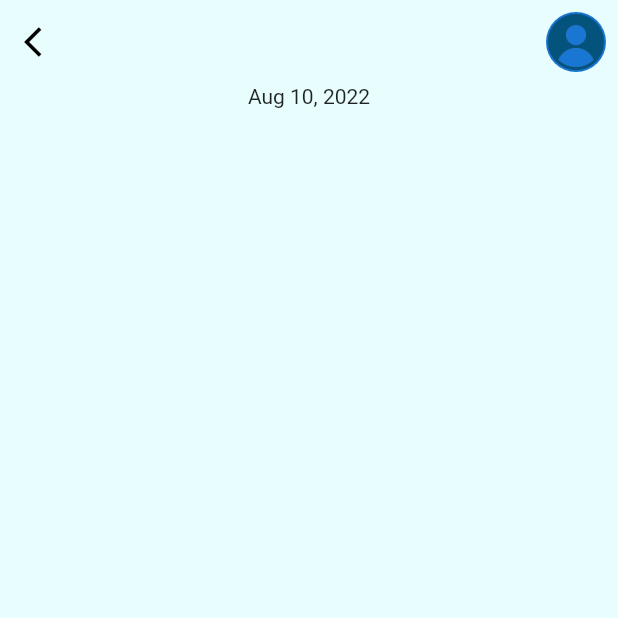
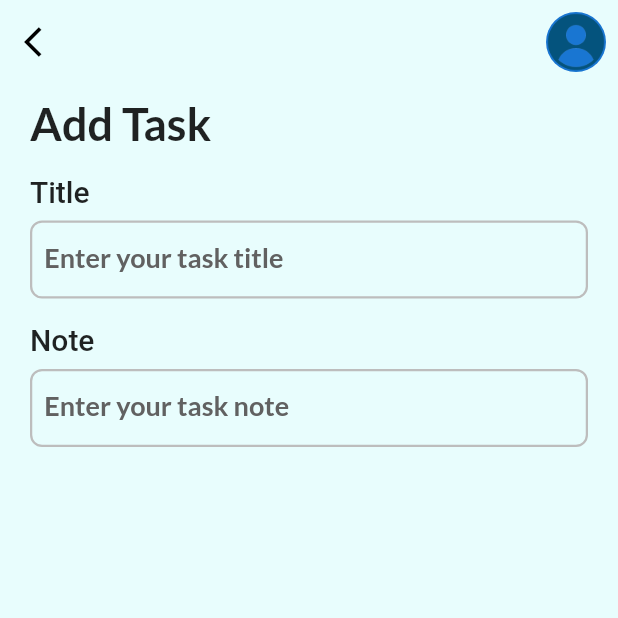
Before and after one commit to Tolulope05/flutter_todo_list, a Flutter app: the screen it shows after launch, after a tap on "+ Add Task", on a phone screen of 412 x 824 dp, the top half of it. Run offline on Flutter 3.47's test engine with Material 2 defaults, Android fonts, the phone set to English and light mode, and no system bars; our stand-ins replace date_picker_timeline, flutter_local_notifications, get, get_storage, google_fonts, timezone.

Commit message:
added tsk field for title and note

```diff
--- a/lib/const/styles.dart
+++ b/lib/const/styles.dart
@@ -20,3 +20,14 @@ TextStyle get subHeadingStyle {
     ),
   );
 }
+
+TextStyle get subTitleStyle {
+  return GoogleFonts.lato(
+    textStyle: TextStyle(
+      fontSize: 18,
+      height: 24 / 23,
+      fontWeight: FontWeight.bold,
+      color: Get.isDarkMode ? Colors.grey[100] : Colors.grey[700],
+    ),
+  );
+}
--- a/lib/const/theme.dart
+++ b/lib/const/theme.dart
@@ -7,6 +7,7 @@ const Color white = Colors.white;
 const Color scaffoldBgColor = Color(0xFFE8FDFD);
 const Color darkGreyColor = Color(0xff121212);
 const Color headerColor = Color(0xff424242);
+const Color greyColor = Color(0xffBDBDBD);
 
 const primarycolor = bluishColor;
 
--- a/lib/screens/add_task_bar.dart
+++ b/lib/screens/add_task_bar.dart
@@ -1,4 +1,6 @@
 import 'package:flutter/material.dart';
+import 'package:flutter_todo_list/const/styles.dart';
+import 'package:flutter_todo_list/widgets/input_field.dart';
 import 'package:get/get.dart';
 import 'package:intl/intl.dart';
 
@@ -18,8 +20,26 @@ class _AddTaskPageState extends State<AddTaskPage> {
   Widget build(BuildContext context) {
     return Scaffold(
       appBar: _appBar(context),
-      body: Column(
-        children: [Center(child: Text(DateFormat.yMMMd().format(widget.date)))],
+      body: Container(
+        margin: const EdgeInsets.only(top: 8.0),
+        padding: const EdgeInsets.only(
+          right: 20.0,
+          left: 20.0,
+        ),
+        child: SingleChildScrollView(
+          child: Column(
+            crossAxisAlignment: CrossAxisAlignment.start,
+            children: [
+              // Center(child: Text(DateFormat.yMMMd().format(widget.date))),
+              Text(
+                "Add Task",
+                style: headingStyle,
+              ),
+              const MyInputField(title: "Title", hint: "Enter your task title"),
+              const MyInputField(title: "Note", hint: "Enter your task note"),
+            ],
+          ),
+        ),
       ),
     );
   }
--- /dev/null
+++ b/lib/widgets/input_field.dart
@@ -0,0 +1,79 @@
+import 'package:flutter/material.dart';
+import 'package:flutter_todo_list/const/styles.dart';
+import 'package:flutter_todo_list/const/theme.dart';
+import 'package:get/get.dart';
+
+class MyInputField extends StatelessWidget {
+  final String title;
+  final String hint;
+  final TextEditingController? controller;
+  final Widget? widget;
+
+  const MyInputField({
+    Key? key,
+    required this.title,
+    required this.hint,
+    this.controller,
+    this.widget,
+  }) : super(key: key);
+
+  @override
+  Widget build(BuildContext context) {
+    return Container(
+      margin: const EdgeInsets.only(top: 16.0),
+      child: Column(
+        crossAxisAlignment: CrossAxisAlignment.start,
+        children: [
+          Text(
+            title,
+            style: Theme.of(context).textTheme.headline6,
+          ),
+          Container(
+            height: 52,
+            margin: const EdgeInsets.only(top: 8.0),
+            padding: const EdgeInsets.only(left: 8.0),
+            width: double.maxFinite,
+            decoration: BoxDecoration(
+              border: Border.all(
+                color: greyColor,
+                width: 1.5,
+              ),
+              borderRadius: const BorderRadius.all(
+                Radius.circular(8.0),
+              ),
+            ),
+            child: Row(
+              children: [
+                Expanded(
+                    child: TextFormField(
+                  controller: controller,
+                  style: subTitleStyle,
+                  cursorColor:
+                      Get.isDarkMode ? Colors.grey[100] : Colors.grey[700],
+                  decoration: InputDecoration(
+                    border: InputBorder.none,
+                    hintStyle: subTitleStyle,
+                    hintText: hint,
+                    alignLabelWithHint: true,
+                    focusedBorder: UnderlineInputBorder(
+                      borderSide: BorderSide(
+                        color: Theme.of(context).backgroundColor,
+                        width: 0,
+                      ),
+                    ),
+                    // enabledBorder: UnderlineInputBorder(
+                    //   borderSide: BorderSide(
+                    //     color: Theme.of(context).backgroundColor,
+                    //     width: 0,
+                    //   ),
+                    // ),
+                  ),
+                )),
+              ],
+            ),
+          )
+        ],
+      ),
+    );
+  }
+}
```
